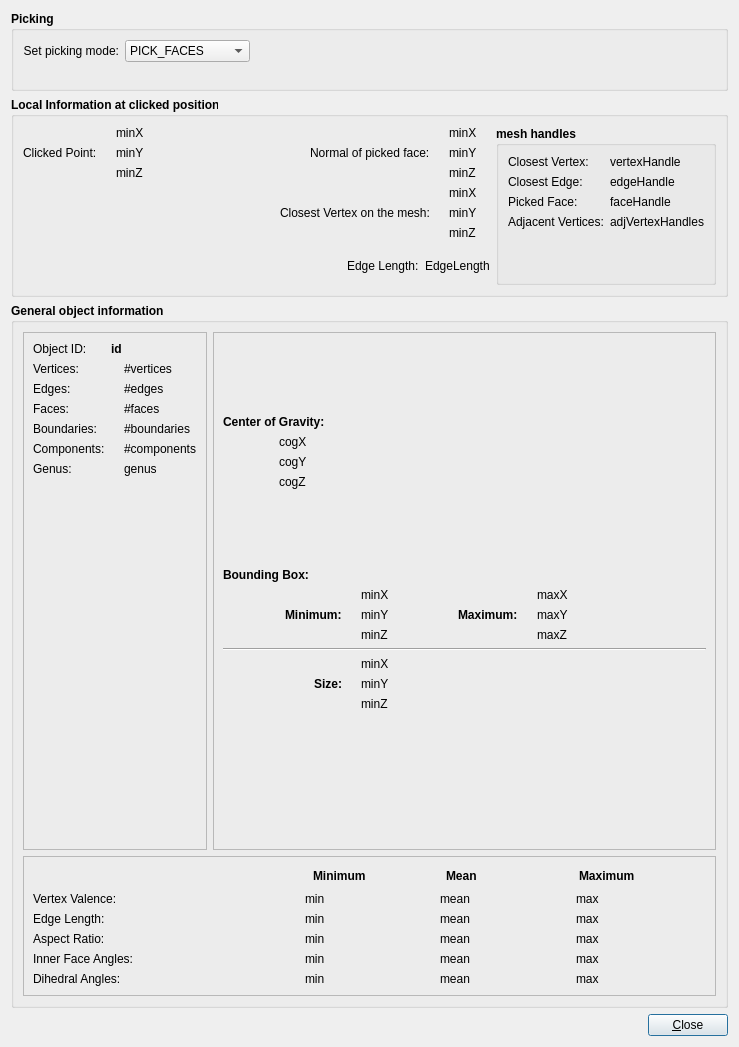
Qt form Plugin-InfoMeshObject/infoWidget.ui (ShenRen/OpenFlipper) before a commit.
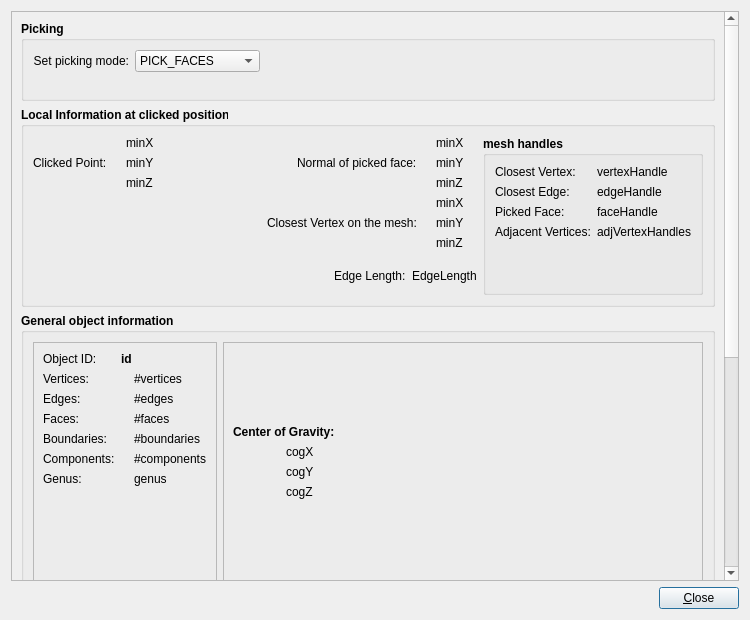
The same form after that commit. Icons and pictures are not drawn.

Commit message:
- add scrollbar - reduces base height
closes #2121

What changed in the file:
```diff
--- a/Plugin-InfoMeshObject/infoWidget.ui
+++ b/Plugin-InfoMeshObject/infoWidget.ui
@@ -6,8 +6,8 @@
    <rect>
     <x>0</x>
     <y>0</y>
-    <width>739</width>
-    <height>1047</height>
+    <width>750</width>
+    <height>620</height>
    </rect>
   </property>
   <property name="minimumSize">
@@ -19,7 +19,25 @@
   <property name="windowTitle">
    <string>Object Information</string>
   </property>
-  <layout class="QGridLayout" name="gridLayout_3">
+  <layout class="QVBoxLayout" name="verticalLayout_11">
+   <item>
+    <widget class="QScrollArea" name="scrollArea">
+     <property name="horizontalScrollBarPolicy">
+      <enum>Qt::ScrollBarAlwaysOff</enum>
+     </property>
+     <property name="widgetResizable">
+      <bool>true</bool>
+     </property>
+     <widget class="QWidget" name="scrollAreaWidgetContents">
+      <property name="geometry">
+       <rect>
+        <x>0</x>
+        <y>0</y>
+        <width>739</width>
+        <height>1052</height>
+       </rect>
+      </property>
+      <layout class="QGridLayout" name="gridLayout_4">
    <item row="0" column="0">
     <widget class="QGroupBox" name="groupBox">
      <property name="minimumSize">
@@ -86,6 +104,462 @@
      </layout>
     </widget>
    </item>
+       <item row="1" column="0">
+        <widget class="QGroupBox" name="groupBox_3">
+         <property name="minimumSize">
+          <size>
+           <width>0</width>
+           <height>200</height>
+          </size>
+         </property>
+         <property name="font">
+          <font>
+           <weight>75</weight>
+           <bold>true</bold>
+          </font>
+         </property>
+         <property name="title">
+          <string>Local Information at clicked position</string>
+         </property>
+         <layout class="QGridLayout" name="gridLayout_2">
+          <item row="0" column="0">
+           <layout class="QHBoxLayout" name="horizontalLayout_12">
+            <item>
+             <widget class="QLabel" name="clickPointLabel">
+              <property name="font">
+               <font>
+                <weight>50</weight>
+                <bold>false</bold>
+               </font>
+              </property>
+              <property name="text">
+               <string>Clicked Point:</string>
+              </property>
+             </widget>
+            </item>
+            <item>
+             <widget class="QLabel" name="bracketA_4">
+              <property name="text">
+               <string/>
+              </property>
+              <property name="pixmap">
+               <pixmap resource="icons.qrc">:/info/dialogIcons/info_bracketA.png</pixmap>
+              </property>
+             </widget>
+            </item>
+            <item>
+             <layout class="QVBoxLayout" name="verticalLayout_7">
+              <item>
+               <widget class="QLabel" name="pointX">
+                <property name="font">
+                 <font>
+                  <weight>50</weight>
+                  <bold>false</bold>
+                 </font>
+                </property>
+                <property name="text">
+                 <string>minX</string>
+                </property>
+               </widget>
+              </item>
+              <item>
+               <widget class="QLabel" name="pointY">
+                <property name="font">
+                 <font>
+                  <weight>50</weight>
+                  <bold>false</bold>
+                 </font>
+                </property>
+                <property name="text">
+                 <string>minY</string>
+                </property>
+               </widget>
+              </item>
+              <item>
+               <widget class="QLabel" name="pointZ">
+                <property name="font">
+                 <font>
+                  <weight>50</weight>
+                  <bold>false</bold>
+                 </font>
+                </property>
+                <property name="text">
+                 <string>minZ</string>
+                </property>
+               </widget>
+              </item>
+             </layout>
+            </item>
+            <item>
+             <widget class="QLabel" name="bracketB_4">
+              <property name="text">
+               <string/>
+              </property>
+              <property name="pixmap">
+               <pixmap resource="icons.qrc">:/info/dialogIcons/info_bracketB.png</pixmap>
+              </property>
+             </widget>
+            </item>
+           </layout>
+          </item>
+          <item row="0" column="1">
+           <layout class="QHBoxLayout" name="horizontalLayout_14">
+            <item>
+             <spacer name="horizontalSpacer_8">
+              <property name="orientation">
+               <enum>Qt::Horizontal</enum>
+              </property>
+              <property name="sizeHint" stdset="0">
+               <size>
+                <width>40</width>
+                <height>20</height>
+               </size>
+              </property>
+             </spacer>
+            </item>
+            <item>
+             <widget class="QLabel" name="normalLabel">
+              <property name="font">
+               <font>
+                <weight>50</weight>
+                <bold>false</bold>
+               </font>
+              </property>
+              <property name="text">
+               <string>Normal of picked face:</string>
+              </property>
+             </widget>
+            </item>
+            <item>
+             <widget class="QLabel" name="normalLeft">
+              <property name="text">
+               <string/>
+              </property>
+              <property name="pixmap">
+               <pixmap resource="icons.qrc">:/info/dialogIcons/info_bracketA.png</pixmap>
+              </property>
+             </widget>
+            </item>
+            <item>
+             <layout class="QVBoxLayout" name="verticalLayout_8">
+              <item>
+               <widget class="QLabel" name="normalX">
+                <property name="font">
+                 <font>
+                  <weight>50</weight>
+                  <bold>false</bold>
+                 </font>
+                </property>
+                <property name="text">
+                 <string>minX</string>
+                </property>
+               </widget>
+              </item>
+              <item>
+               <widget class="QLabel" name="normalY">
+                <property name="font">
+                 <font>
+                  <weight>50</weight>
+                  <bold>false</bold>
+                 </font>
+                </property>
+                <property name="text">
+                 <string>minY</string>
+                </property>
+               </widget>
+              </item>
+              <item>
+               <widget class="QLabel" name="normalZ">
+                <property name="font">
+                 <font>
+                  <weight>50</weight>
+                  <bold>false</bold>
+                 </font>
+                </property>
+                <property name="text">
+                 <string>minZ</string>
+                </property>
+               </widget>
+              </item>
+             </layout>
+            </item>
+            <item>
+             <widget class="QLabel" name="normalRight">
+              <property name="text">
+               <string/>
+              </property>
+              <property name="pixmap">
+               <pixmap resource="icons.qrc">:/info/dialogIcons/info_bracketB.png</pixmap>
+              </property>
+             </widget>
+            </item>
+           </layout>
+          </item>
+          <item row="0" column="2" rowspan="3">
+           <widget class="QGroupBox" name="groupBox_2">
+            <property name="font">
+             <font>
+              <weight>75</weight>
+              <bold>true</bold>
+             </font>
+            </property>
+            <property name="title">
+             <string>mesh handles</string>
+            </property>
+            <layout class="QFormLayout" name="formLayout_3">
+             <item row="0" column="0">
+              <widget class="QLabel" name="closestVertexLabel">
+               <property name="font">
+                <font>
+                 <weight>50</weight>
+                 <bold>false</bold>
+                </font>
+               </property>
+               <property name="text">
+                <string>Closest Vertex:</string>
+               </property>
+              </widget>
+             </item>
+             <item row="0" column="1">
+              <widget class="QLabel" name="vertexHandle">
+               <property name="font">
+                <font>
+                 <weight>50</weight>
+                 <bold>false</bold>
+                </font>
+               </property>
+               <property name="text">
+                <string>vertexHandle</string>
+               </property>
+              </widget>
+             </item>
+             <item row="1" column="0">
+              <widget class="QLabel" name="closestEdgeLabel">
+               <property name="font">
+                <font>
+                 <weight>50</weight>
+                 <bold>false</bold>
+                </font>
+               </property>
+               <property name="text">
+                <string>Closest Edge:</string>
+               </property>
+              </widget>
+             </item>
+             <item row="1" column="1">
+              <widget class="QLabel" name="edgeHandle">
+               <property name="font">
+                <font>
+                 <weight>50</weight>
+                 <bold>false</bold>
+                </font>
+               </property>
+               <property name="text">
+                <string>edgeHandle</string>
+               </property>
+              </widget>
+             </item>
+             <item row="2" column="0">
+              <widget class="QLabel" name="closestFaceLabel">
+               <property name="font">
+                <font>
+                 <weight>50</weight>
+                 <bold>false</bold>
+                </font>
+               </property>
+               <property name="text">
+                <string>Picked Face:</string>
+               </property>
+              </widget>
+             </item>
+             <item row="2" column="1">
+              <widget class="QLabel" name="faceHandle">
+               <property name="font">
+                <font>
+                 <weight>50</weight>
+                 <bold>false</bold>
+                </font>
+               </property>
+               <property name="text">
+                <string>faceHandle</string>
+               </property>
+              </widget>
+             </item>
+             <item row="3" column="0">
+              <widget class="QLabel" name="adjacentVertexLabel">
+               <property name="font">
+                <font>
+                 <weight>50</weight>
+                 <bold>false</bold>
+                </font>
+               </property>
+               <property name="text">
+                <string>Adjacent Vertices:</string>
+               </property>
+              </widget>
+             </item>
+             <item row="3" column="1">
+              <widget class="QLabel" name="adjVertexHandles">
+               <property name="font">
+                <font>
+                 <weight>50</weight>
+                 <bold>false</bold>
+                </font>
+               </property>
+               <property name="text">
+                <string>adjVertexHandles</string>
+               </property>
+               <property name="wordWrap">
+                <bool>true</bool>
+               </property>
+              </widget>
+             </item>
+            </layout>
+           </widget>
+          </item>
+          <item row="1" column="0" colspan="2">
+           <layout class="QHBoxLayout" name="horizontalLayout_13">
+            <item>
+             <spacer name="horizontalSpacer_10">
+              <property name="orientation">
+               <enum>Qt::Horizontal</enum>
+              </property>
+              <property name="sizeHint" stdset="0">
+               <size>
+                <width>40</width>
+                <height>20</height>
+               </size>
+              </property>
+             </spacer>
+            </item>
+            <item>
+             <widget class="QLabel" name="closestVertexPosLabel">
+              <property name="font">
+               <font>
+                <weight>50</weight>
+                <bold>false</bold>
+               </font>
+              </property>
+              <property name="text">
+               <string>Closest Vertex on the mesh:</string>
+              </property>
+             </widget>
+            </item>
+            <item>
+             <widget class="QLabel" name="bracketA_6">
+              <property name="text">
+               <string/>
+              </property>
+              <property name="pixmap">
+               <pixmap resource="icons.qrc">:/info/dialogIcons/info_bracketA.png</pixmap>
+              </property>
+             </widget>
+            </item>
+            <item>
+             <layout class="QVBoxLayout" name="verticalLayout_10">
+              <item>
+               <widget class="QLabel" name="vertexX">
+                <property name="font">
+                 <font>
+                  <weight>50</weight>
+                  <bold>false</bold>
+                 </font>
+                </property>
+                <property name="text">
+                 <string>minX</string>
+                </property>
+               </widget>
+              </item>
+              <item>
+               <widget class="QLabel" name="vertexY">
+                <property name="font">
+                 <font>
+                  <weight>50</weight>
+                  <bold>false</bold>
+                 </font>
+                </property>
+                <property name="text">
+                 <string>minY</string>
+                </property>
+               </widget>
+              </item>
+              <item>
+               <widget class="QLabel" name="vertexZ">
+                <property name="font">
+                 <font>
+                  <weight>50</weight>
+                  <bold>false</bold>
+                 </font>
+                </property>
+                <property name="text">
+                 <string>minZ</string>
+                </property>
+               </widget>
+              </item>
+             </layout>
+            </item>
+            <item>
+             <widget class="QLabel" name="bracketB_6">
+              <property name="text">
+               <string/>
+              </property>
+              <property name="pixmap">
+               <pixmap resource="icons.qrc">:/info/dialogIcons/info_bracketB.png</pixmap>
+              </property>
+             </widget>
+            </item>
+           </layout>
+          </item>
+          <item row="2" column="0" colspan="2">
+           <layout class="QHBoxLayout" name="horizontalLayout_15">
+            <item>
+             <spacer name="horizontalSpacer_13">
+              <property name="orientation">
+               <enum>Qt::Horizontal</enum>
+              </property>
+              <property name="sizeHint" stdset="0">
+               <size>
+                <width>40</width>
+                <height>20</height>
+               </size>
+              </property>
+             </spacer>
+            </item>
+            <item>
+             <layout class="QHBoxLayout" name="horizontalLayout_22">
+              <item>
+               <widget class="QLabel" name="edgeLengthLabel">
+                <property name="font">
+                 <font>
+                  <weight>50</weight>
+                  <bold>false</bold>
+                 </font>
+                </property>
+                <property name="text">
+                 <string>Edge Length:</string>
+                </property>
+               </widget>
+              </item>
+              <item>
+               <widget class="QLabel" name="edgeLength">
+                <property name="font">
+                 <font>
+                  <weight>50</weight>
+                  <bold>false</bold>
+                 </font>
+                </property>
+                <property name="text">
+                 <string>EdgeLength</string>
+                </property>
+               </widget>
+              </item>
+             </layout>
+            </item>
+           </layout>
+          </item>
+         </layout>
+        </widget>
+       </item>
    <item row="2" column="0">
     <widget class="QGroupBox" name="generalBox">
      <property name="font">
@@ -1271,7 +1745,11 @@
      </layout>
     </widget>
    </item>
-   <item row="3" column="0">
+      </layout>
+     </widget>
+    </widget>
+   </item>
+   <item>
     <layout class="QHBoxLayout" name="horizontalLayout_2">
      <item>
       <spacer name="horizontalSpacer_2">
@@ -1295,462 +1773,6 @@
      </item>
     </layout>
    </item>
-   <item row="1" column="0">
-    <widget class="QGroupBox" name="groupBox_3">
-     <property name="minimumSize">
-      <size>
-       <width>0</width>
-       <height>200</height>
-      </size>
-     </property>
-     <property name="font">
-      <font>
-       <weight>75</weight>
-       <bold>true</bold>
-      </font>
-     </property>
-     <property name="title">
-      <string>Local Information at clicked position</string>
-     </property>
-     <layout class="QGridLayout" name="gridLayout_2">
-      <item row="0" column="0">
-       <layout class="QHBoxLayout" name="horizontalLayout_12">
-        <item>
-         <widget class="QLabel" name="clickPointLabel">
-          <property name="font">
-           <font>
-            <weight>50</weight>
-            <bold>false</bold>
-           </font>
-          </property>
-          <property name="text">
-           <string>Clicked Point:</string>
-          </property>
-         </widget>
-        </item>
-        <item>
-         <widget class="QLabel" name="bracketA_4">
-          <property name="text">
-           <string/>
-          </property>
-          <property name="pixmap">
-           <pixmap resource="icons.qrc">:/info/dialogIcons/info_bracketA.png</pixmap>
-          </property>
-         </widget>
-        </item>
-        <item>
-         <layout class="QVBoxLayout" name="verticalLayout_7">
-          <item>
-           <widget class="QLabel" name="pointX">
-            <property name="font">
-             <font>
-              <weight>50</weight>
-              <bold>false</bold>
-             </font>
-            </property>
-            <property name="text">
-             <string>minX</string>
-            </property>
-           </widget>
-          </item>
-          <item>
-           <widget class="QLabel" name="pointY">
-            <property name="font">
-             <font>
-              <weight>50</weight>
-              <bold>false</bold>
-             </font>
-            </property>
-            <property name="text">
-             <string>minY</string>
-            </property>
-           </widget>
-          </item>
-          <item>
-           <widget class="QLabel" name="pointZ">
-            <property name="font">
-             <font>
-              <weight>50</weight>
-              <bold>false</bold>
-             </font>
-            </property>
-            <property name="text">
-             <string>minZ</string>
-            </property>
-           </widget>
-          </item>
-         </layout>
-        </item>
-        <item>
-         <widget class="QLabel" name="bracketB_4">
-          <property name="text">
-           <string/>
-          </property>
-          <property name="pixmap">
-           <pixmap resource="icons.qrc">:/info/dialogIcons/info_bracketB.png</pixmap>
-          </property>
-         </widget>
-        </item>
-       </layout>
-      </item>
-      <item row="0" column="1">
-       <layout class="QHBoxLayout" name="horizontalLayout_14">
-        <item>
-         <spacer name="horizontalSpacer_8">
-          <property name="orientation">
-           <enum>Qt::Horizontal</enum>
-          </property>
-          <property name="sizeHint" stdset="0">
-           <size>
-            <width>40</width>
-            <height>20</height>
-           </size>
-          </property>
-         </spacer>
-        </item>
-        <item>
-         <widget class="QLabel" name="normalLabel">
-          <property name="font">
-           <font>
-            <weight>50</weight>
-            <bold>false</bold>
-           </font>
-          </property>
-          <property name="text">
-           <string>Normal of picked face:</string>
-          </property>
-         </widget>
-        </item>
-        <item>
-         <widget class="QLabel" name="normalLeft">
-          <property name="text">
-           <string/>
-          </property>
-          <property name="pixmap">
-           <pixmap resource="icons.qrc">:/info/dialogIcons/info_bracketA.png</pixmap>
-          </property>
-         </widget>
-        </item>
-        <item>
-         <layout class="QVBoxLayout" name="verticalLayout_8">
-          <item>
-           <widget class="QLabel" name="normalX">
-            <property name="font">
-             <font>
-              <weight>50</weight>
-              <bold>false</bold>
-             </font>
-            </property>
-            <property name="text">
-             <string>minX</string>
-            </property>
-           </widget>
-          </item>
-          <item>
-           <widget class="QLabel" name="normalY">
-            <property name="font">
-             <font>
-              <weight>50</weight>
-              <bold>false</bold>
-             </font>
-            </property>
-            <property name="text">
-             <string>minY</string>
-            </property>
-           </widget>
-          </item>
-          <item>
-           <widget class="QLabel" name="normalZ">
-            <property name="font">
-             <font>
-              <weight>50</weight>
-              <bold>false</bold>
-             </font>
-            </property>
-            <property name="text">
-             <string>minZ</string>
-            </property>
-           </widget>
-          </item>
-         </layout>
-        </item>
-        <item>
-         <widget class="QLabel" name="normalRight">
-          <property name="text">
-           <string/>
-          </property>
-          <property name="pixmap">
-           <pixmap resource="icons.qrc">:/info/dialogIcons/info_bracketB.png</pixmap>
-          </property>
-         </widget>
-        </item>
-       </layout>
-      </item>
-      <item row="0" column="2" rowspan="3">
-       <widget class="QGroupBox" name="groupBox_2">
-        <property name="font">
-         <font>
-          <weight>75</weight>
-          <bold>true</bold>
-         </font>
-        </property>
-        <property name="title">
-         <string>mesh handles</string>
-        </property>
-        <layout class="QFormLayout" name="formLayout_3">
-         <item row="0" column="0">
-          <widget class="QLabel" name="closestVertexLabel">
-           <property name="font">
-            <font>
-             <weight>50</weight>
-             <bold>false</bold>
-            </font>
-           </property>
-           <property name="text">
-            <string>Closest Vertex:</string>
-           </property>
-          </widget>
-         </item>
-         <item row="0" column="1">
-          <widget class="QLabel" name="vertexHandle">
-           <property name="font">
-            <font>
-             <weight>50</weight>
-             <bold>false</bold>
-            </font>
-           </property>
-           <property name="text">
-            <string>vertexHandle</string>
-           </property>
-          </widget>
-         </item>
-         <item row="1" column="0">
-          <widget class="QLabel" name="closestEdgeLabel">
-           <property name="font">
-            <font>
-             <weight>50</weight>
-             <bold>false</bold>
-            </font>
-           </property>
-           <property name="text">
-            <string>Closest Edge:</string>
-           </property>
-          </widget>
-         </item>
-         <item row="1" column="1">
-          <widget class="QLabel" name="edgeHandle">
-           <property name="font">
-            <font>
-             <weight>50</weight>
-             <bold>false</bold>
-            </font>
-           </property>
-           <property name="text">
-            <string>edgeHandle</string>
-           </property>
-          </widget>
-         </item>
-         <item row="2" column="0">
-          <widget class="QLabel" name="closestFaceLabel">
-           <property name="font">
-            <font>
-             <weight>50</weight>
-             <bold>false</bold>
-            </font>
-           </property>
-           <property name="text">
-            <string>Picked Face:</string>
-           </property>
-          </widget>
-         </item>
-         <item row="2" column="1">
-          <widget class="QLabel" name="faceHandle">
-           <property name="font">
-            <font>
-             <weight>50</weight>
-             <bold>false</bold>
-            </font>
-           </property>
-           <property name="text">
-            <string>faceHandle</string>
-           </property>
-          </widget>
-         </item>
-         <item row="3" column="0">
-          <widget class="QLabel" name="adjacentVertexLabel">
-           <property name="font">
-            <font>
-             <weight>50</weight>
-             <bold>false</bold>
-            </font>
-           </property>
-           <property name="text">
-            <string>Adjacent Vertices:</string>
-           </property>
-          </widget>
-         </item>
-         <item row="3" column="1">
-          <widget class="QLabel" name="adjVertexHandles">
-           <property name="font">
-            <font>
-             <weight>50</weight>
-             <bold>false</bold>
-            </font>
-           </property>
-           <property name="text">
-            <string>adjVertexHandles</string>
-           </property>
-           <property name="wordWrap">
-            <bool>true</bool>
-           </property>
-          </widget>
-         </item>
-        </layout>
-       </widget>
-      </item>
-      <item row="1" column="0" colspan="2">
-       <layout class="QHBoxLayout" name="horizontalLayout_13">
-        <item>
-         <spacer name="horizontalSpacer_10">
-          <property name="orientation">
-           <enum>Qt::Horizontal</enum>
-          </property>
-          <property name="sizeHint" stdset="0">
-           <size>
-            <width>40</width>
-            <height>20</height>
-           </size>
-          </property>
-         </spacer>
-        </item>
-        <item>
-         <widget class="QLabel" name="closestVertexPosLabel">
-          <property name="font">
-           <font>
-            <weight>50</weight>
-            <bold>false</bold>
-           </font>
-          </property>
-          <property name="text">
-           <string>Closest Vertex on the mesh:</string>
-          </property>
-         </widget>
-        </item>
-        <item>
-         <widget class="QLabel" name="bracketA_6">
-          <property name="text">
-           <string/>
-          </property>
-          <property name="pixmap">
-           <pixmap resource="icons.qrc">:/info/dialogIcons/info_bracketA.png</pixmap>
-          </property>
-         </widget>
-        </item>
-        <item>
-         <layout class="QVBoxLayout" name="verticalLayout_10">
-          <item>
-           <widget class="QLabel" name="vertexX">
-            <property name="font">
-             <font>
-              <weight>50</weight>
-              <bold>false</bold>
-             </font>
-            </property>
-            <property name="text">
-             <string>minX</string>
-            </property>
-           </widget>
-          </item>
-          <item>
-           <widget class="QLabel" name="vertexY">
-            <property name="font">
-             <font>
-              <weight>50</weight>
-              <bold>false</bold>
-             </font>
-            </property>
-            <property name="text">
-             <string>minY</string>
-            </property>
-           </widget>
-          </item>
-          <item>
-           <widget class="QLabel" name="vertexZ">
-            <property name="font">
-             <font>
-              <weight>50</weight>
-              <bold>false</bold>
-             </font>
-            </property>
-            <property name="text">
-             <string>minZ</string>
-            </property>
-           </widget>
-          </item>
-         </layout>
-        </item>
-        <item>
-         <widget class="QLabel" name="bracketB_6">
-          <property name="text">
-           <string/>
-          </property>
-          <property name="pixmap">
-           <pixmap resource="icons.qrc">:/info/dialogIcons/info_bracketB.png</pixmap>
-          </property>
-         </widget>
-        </item>
-       </layout>
-      </item>
-      <item row="2" column="0" colspan="2">
-       <layout class="QHBoxLayout" name="horizontalLayout_15">
-        <item>
-         <spacer name="horizontalSpacer_13">
-          <property name="orientation">
-           <enum>Qt::Horizontal</enum>
-          </property>
-          <property name="sizeHint" stdset="0">
-           <size>
-            <width>40</width>
-            <height>20</height>
-           </size>
-          </property>
-         </spacer>
-        </item>
-        <item>
-         <layout class="QHBoxLayout" name="horizontalLayout_22">
-          <item>
-           <widget class="QLabel" name="edgeLengthLabel">
-            <property name="font">
-             <font>
-              <weight>50</weight>
-              <bold>false</bold>
-             </font>
-            </property>
-            <property name="text">
-             <string>Edge Length:</string>
-            </property>
-           </widget>
-          </item>
-          <item>
-           <widget class="QLabel" name="edgeLength">
-            <property name="font">
-             <font>
-              <weight>50</weight>
-              <bold>false</bold>
-             </font>
-            </property>
-            <property name="text">
-             <string>EdgeLength</string>
-            </property>
-           </widget>
-          </item>
-         </layout>
-        </item>
-       </layout>
-      </item>
-     </layout>
-    </widget>
-   </item>
   </layout>
  </widget>
  <resources>
```
Lines whose indentation alone changed are shown as unchanged. The commit also changes 1 other file.
